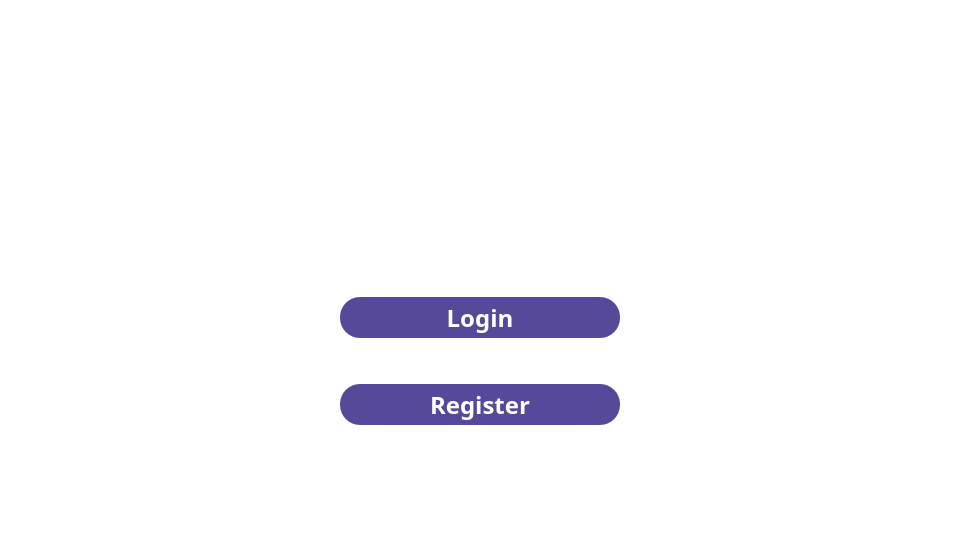
Qt form qt/startup.ui (e-zeks/softeng) before a commit.
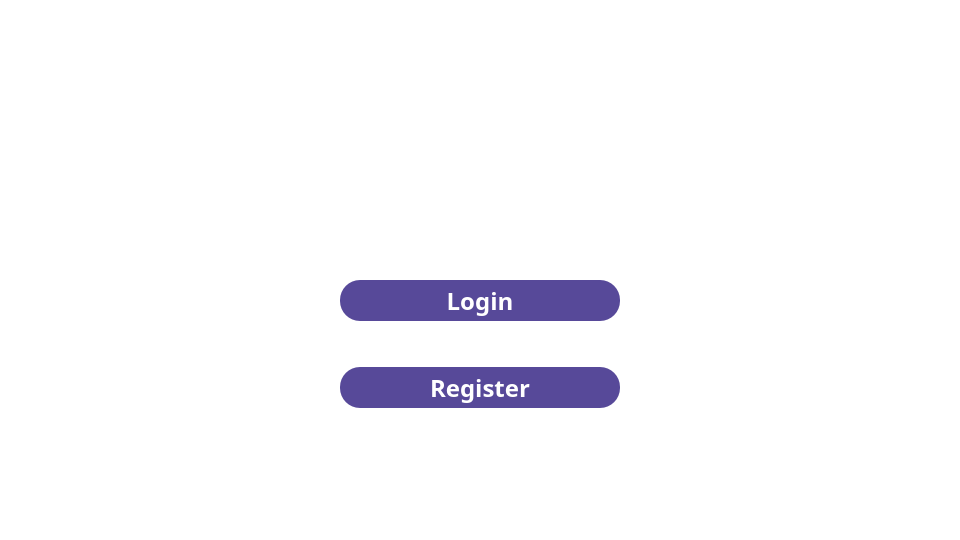
The same form after that commit. Icons and pictures are not drawn.

Patch:
```diff
--- a/qt/startup.ui
+++ b/qt/startup.ui
@@ -32,6 +32,9 @@
       <layout class="QVBoxLayout" name="verticalLayout_2">
        <item>
         <spacer name="verticalSpacer_4">
+         <property name="orientation">
+          <enum>Qt::Orientation::Vertical</enum>
+         </property>
          <property name="sizeHint" stdset="0">
           <size>
            <width>20</width>
@@ -51,6 +54,9 @@
          <layout class="QHBoxLayout" name="horizontalLayout">
           <item>
            <spacer name="horizontalSpacer">
+            <property name="orientation">
+             <enum>Qt::Orientation::Horizontal</enum>
+            </property>
             <property name="sizeHint" stdset="0">
              <size>
               <width>141</width>
@@ -86,6 +92,9 @@
           </item>
           <item>
            <spacer name="horizontalSpacer_2">
+            <property name="orientation">
+             <enum>Qt::Orientation::Horizontal</enum>
+            </property>
             <property name="sizeHint" stdset="0">
              <size>
               <width>40</width>
@@ -99,6 +108,9 @@
        </item>
        <item>
         <spacer name="verticalSpacer">
+         <property name="orientation">
+          <enum>Qt::Orientation::Vertical</enum>
+         </property>
          <property name="sizeHint" stdset="0">
           <size>
            <width>20</width>
@@ -112,6 +124,9 @@
          <layout class="QHBoxLayout" name="horizontalLayout_2">
           <item>
            <spacer name="horizontalSpacer_3">
+            <property name="orientation">
+             <enum>Qt::Orientation::Horizontal</enum>
+            </property>
             <property name="sizeType">
              <enum>QSizePolicy::Fixed</enum>
             </property>
@@ -172,6 +187,9 @@
           </item>
           <item>
            <spacer name="horizontalSpacer_4">
+            <property name="orientation">
+             <enum>Qt::Orientation::Horizontal</enum>
+            </property>
             <property name="sizeType">
              <enum>QSizePolicy::Fixed</enum>
             </property>
@@ -188,6 +206,9 @@
        </item>
        <item>
         <spacer name="verticalSpacer_3">
+         <property name="orientation">
+          <enum>Qt::Orientation::Vertical</enum>
+         </property>
          <property name="sizeType">
           <enum>QSizePolicy::Fixed</enum>
          </property>
@@ -204,6 +225,9 @@
          <layout class="QHBoxLayout" name="horizontalLayout_3">
           <item>
            <spacer name="horizontalSpacer_5">
+            <property name="orientation">
+             <enum>Qt::Orientation::Horizontal</enum>
+            </property>
             <property name="sizeType">
              <enum>QSizePolicy::Fixed</enum>
             </property>
@@ -264,6 +288,9 @@
           </item>
           <item>
            <spacer name="horizontalSpacer_6">
+            <property name="orientation">
+             <enum>Qt::Orientation::Horizontal</enum>
+            </property>
             <property name="sizeType">
              <enum>QSizePolicy::Fixed</enum>
             </property>
@@ -280,6 +307,9 @@
        </item>
        <item>
         <spacer name="verticalSpacer_2">
+         <property name="orientation">
+          <enum>Qt::Orientation::Vertical</enum>
+         </property>
          <property name="sizeHint" stdset="0">
           <size>
            <width>20</width>
```
Left out of the diff: 12 changed lines with no effect on the pictures.
